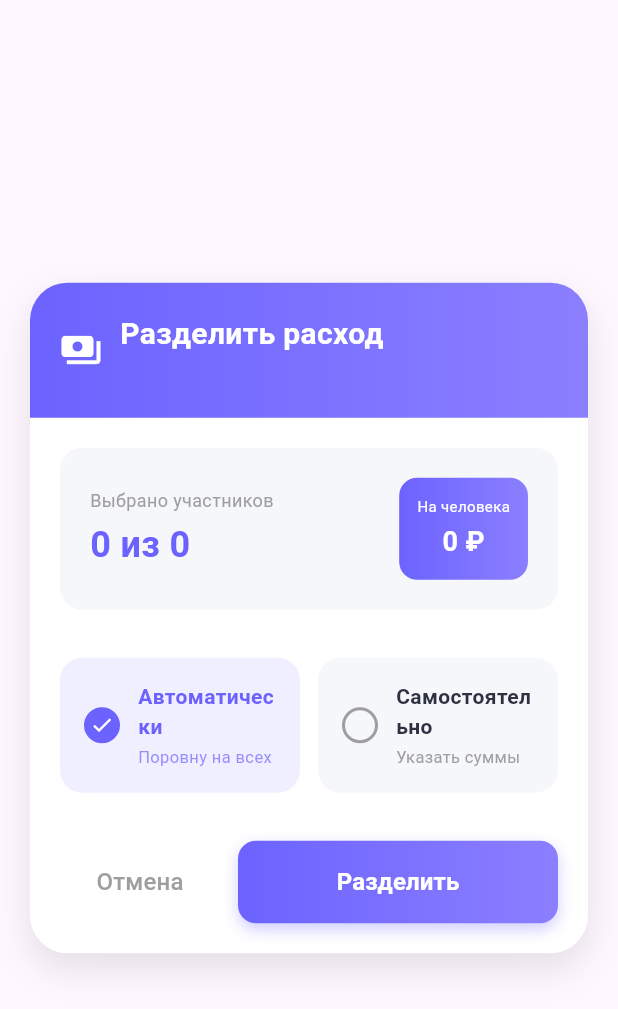
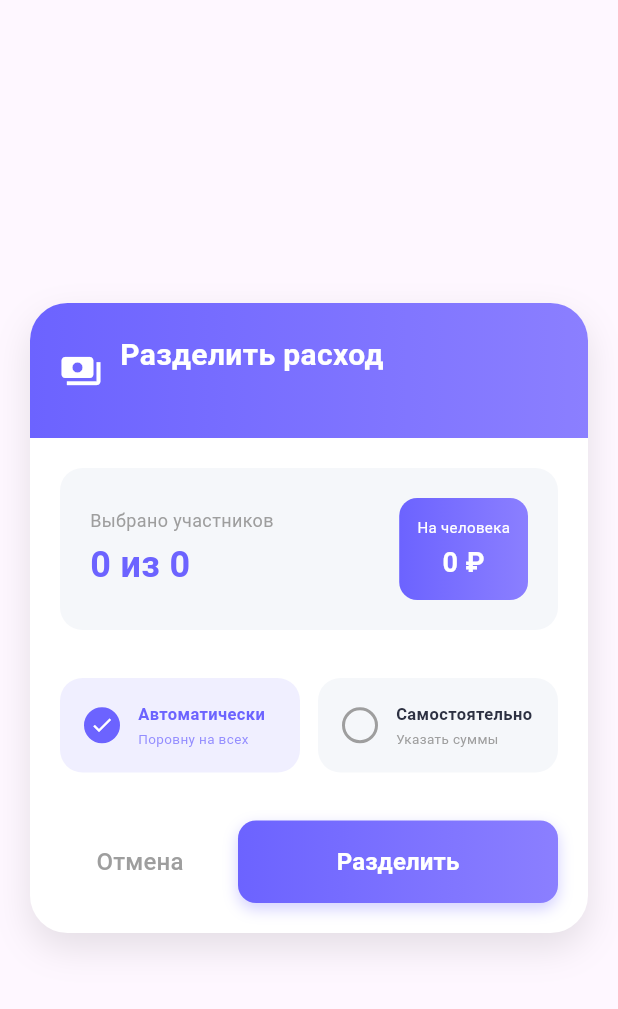
Before and after one commit to geqtten/dvvy, a Flutter app: the SplitExpensesDialog widget shown alone on an empty page, opened directly with empty values, on a phone screen of 412 x 824 dp. Shown: the top 1009 px of the screen. Run offline on Flutter 3.47's test engine with Material 3 defaults, Android fonts, the phone set to English and light mode, and no system bars; our stand-ins replace cloud_firestore, firebase_core; missing offline and left inert: dart:js; accounts and stored records are empty; statements that could not run were skipped.

Commit message:
fix big font

```diff
--- a/lib/feature/split_expense_dialog.dart
+++ b/lib/feature/split_expense_dialog.dart
@@ -281,7 +281,7 @@ class _SplitExpensesDialogState extends State<SplitExpensesDialog> {
                   Text(
                     title,
                     style: TextStyle(
-                      fontSize: 14,
+                      fontSize: 11,
                       fontWeight: FontWeight.w600,
                       color: isSelected
                           ? primaryColor
@@ -292,7 +292,7 @@ class _SplitExpensesDialogState extends State<SplitExpensesDialog> {
                   Text(
                     subtitle,
                     style: TextStyle(
-                      fontSize: 11,
+                      fontSize: 9,
                       color: isSelected
                           ? primaryColor.withOpacity(0.7)
                           : const Color(0xFF9E9E9E),
```
